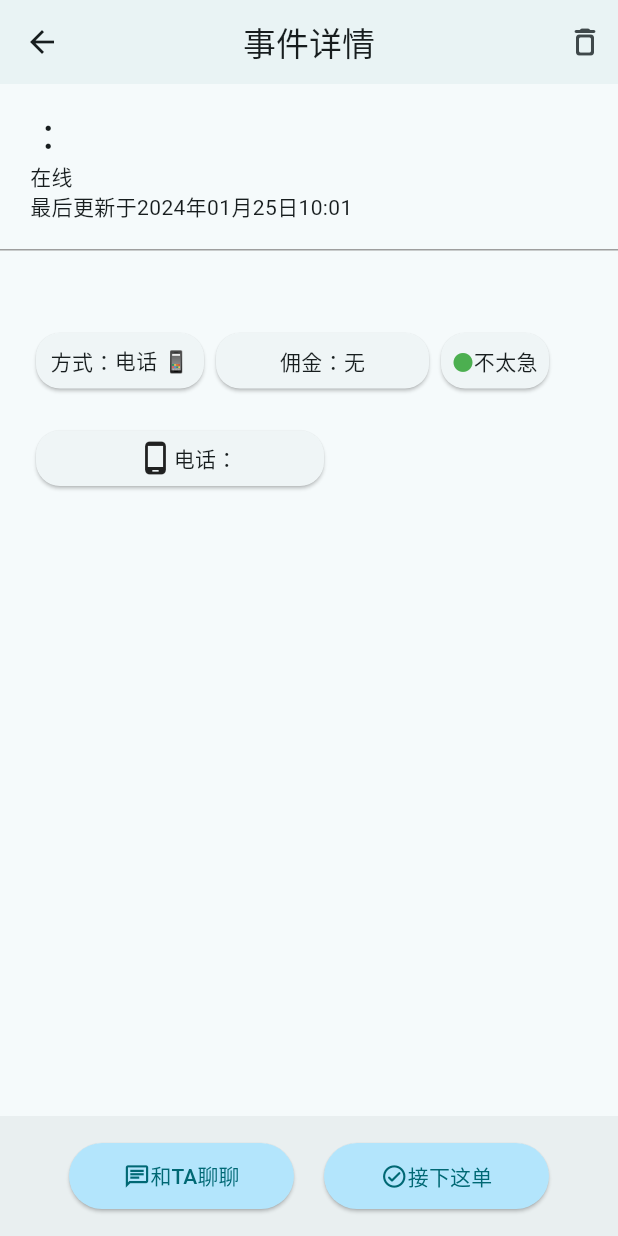
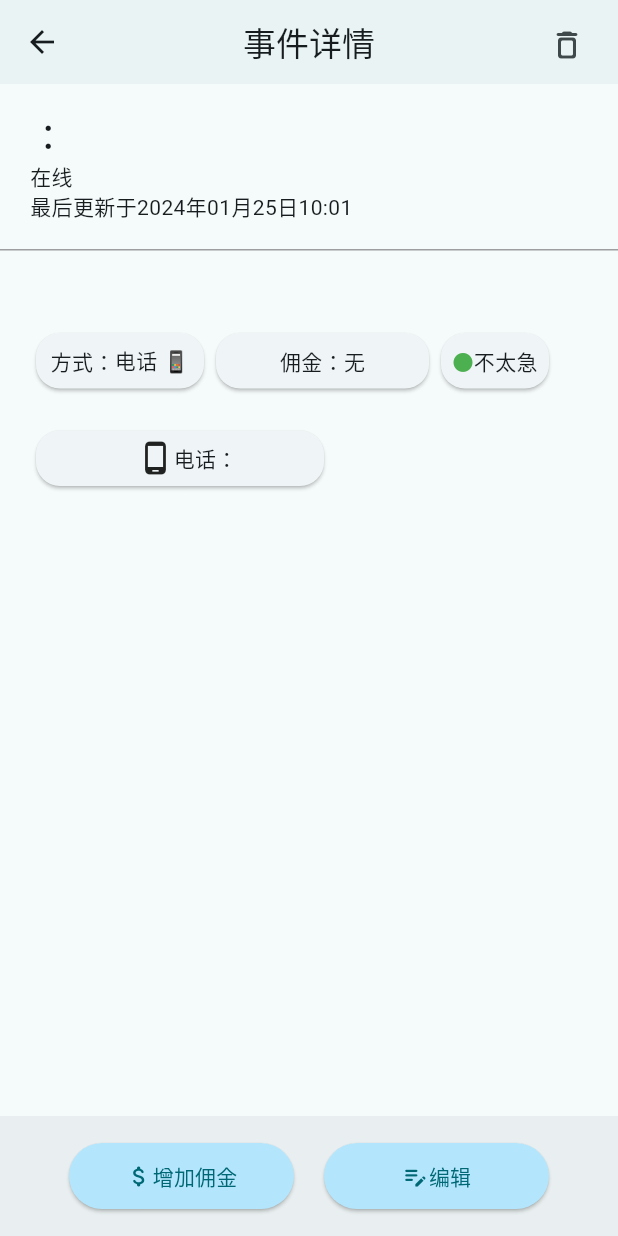
Before and after one commit to wangyi-2001/excuse_app, a Flutter app: the EventDetailsPage screen opened directly with empty values, on a phone screen of 412 x 824 dp. Run offline on Flutter 3.47's test engine with Material 3 defaults, Android fonts, the phone set to English and light mode, and no system bars; our stand-ins replace bot_toast, dio, shared_preferences; accounts and stored records are empty; network calls fail.

Commit message:
添加对权限的认证实现不同功能

```diff
--- a/lib/views/event/event_details.dart
+++ b/lib/views/event/event_details.dart
@@ -1,17 +1,18 @@
 import 'package:date_format/date_format.dart';
+import 'package:excuse_demo/common/page_jump_animation.dart';
 import 'package:excuse_demo/models/event.dart';
 import 'package:excuse_demo/models/user.dart';
+import 'package:excuse_demo/service/event_service.dart';
+import 'package:excuse_demo/views/event/event_edit.dart';
 import 'package:flutter/material.dart';
 
 class EventDetailsPage extends StatefulWidget {
   final Event event;
-  final User creator;
   final User user;
 
   const EventDetailsPage(
       {super.key,
       required this.event,
-      required this.creator,
       required this.user});
 
   @override
@@ -19,7 +20,7 @@ class EventDetailsPage extends StatefulWidget {
 }
 
 class _EventDetailsPageState extends State<EventDetailsPage> {
-  getPattern(int pattern, int recipientID) {
+  getPatternWidget(int pattern, int recipientID) {
     if (pattern == 0) {
       if (recipientID == widget.user.id) {
         return Container(
@@ -38,7 +39,7 @@ class _EventDetailsPageState extends State<EventDetailsPage> {
                 ),
                 const Icon(Icons.phone_android_outlined),
                 const Text("电话："),
-                Text(widget.creator.phone),
+                Text(widget.event.creator.phone),
               ],
             ),
           ),
@@ -182,16 +183,43 @@ class _EventDetailsPageState extends State<EventDetailsPage> {
     }
   }
 
-  getAppBarButton(){
-    if(widget.event.creator.id==widget.user.id){
+  getAppBarButton() {
+    if (widget.event.creator.id == widget.user.id) {
       return Container(
-        padding: EdgeInsets.all(10),
-        child: Icon(Icons.delete_outline_rounded),
+        padding: const EdgeInsets.all(10),
+        child: IconButton(
+          icon: const Icon(Icons.delete_outline_rounded),
+          onPressed: () {
+            showDialog(
+              context: context,
+              builder: (context) => AlertDialog(
+                title: const Text("删除此事件？"),
+                content: const Text("此操作不可恢复"),
+                actions: <Widget>[
+                  TextButton(
+                    child: const Text("取消"),
+                    onPressed: () {
+                      Navigator.pop(context);
+                    },
+                  ),
+                  TextButton(
+                    child: const Text("确定"),
+                    onPressed: () {
+                      deleteEvent(widget.event.id);
+                      Navigator.pop(context);
+                      Navigator.pop(context);
+                    },
+                  ),
+                ],
+              ),
+            );
+          },
+        ),
       );
-    }else{
+    } else {
       return Container(
-        padding: EdgeInsets.all(10),
-        child: Icon(Icons.sms_failed_rounded),
+        padding: const EdgeInsets.all(10),
+        child: const Icon(Icons.sms_failed_rounded),
       );
     }
   }
@@ -229,10 +257,10 @@ class _EventDetailsPageState extends State<EventDetailsPage> {
               crossAxisAlignment: CrossAxisAlignment.start,
               children: [
                 Text(
-                  "${widget.creator.name}：",
+                  "${widget.event.creator.name}：",
                   style: const TextStyle(fontSize: 24),
                 ),
-                Text(widget.creator.isLogout ? "离线" : "在线"),
+                Text(widget.event.creator.isLogout ? "离线" : "在线"),
                 Text("最后更新于${formatDate(widget.event.updatedAt, [
                       yyyy,
                       '年',
@@ -315,13 +343,20 @@ class _EventDetailsPageState extends State<EventDetailsPage> {
                     ),
                   ],
                 ),
-                getPattern(widget.event.pattern, widget.user.id),
+                getPatternWidget(
+                    widget.event.pattern, widget.event.recipientId),
               ],
             ),
           ),
         ],
       ),
-      bottomNavigationBar: BottomAppBar(
+      bottomNavigationBar: buildBottomBar(),
+    );
+  }
+
+  buildBottomBar() {
+    if (widget.event.creator.id != widget.user.id) {
+      return BottomAppBar(
         child: Row(
           mainAxisAlignment: MainAxisAlignment.center,
           crossAxisAlignment: CrossAxisAlignment.center,
@@ -330,18 +365,15 @@ class _EventDetailsPageState extends State<EventDetailsPage> {
               height: 50,
               width: 180,
               padding:
-              const EdgeInsets.only(left: 20, right: 10, top: 3, bottom: 3),
+                  const EdgeInsets.only(left: 20, right: 10, top: 3, bottom: 3),
               child: ElevatedButton(
                 onPressed: () {},
                 style: ElevatedButton.styleFrom(
                   backgroundColor: Colors.lightBlue[100],
                 ),
-                child:Row(
+                child: const Row(
                   mainAxisAlignment: MainAxisAlignment.center,
-                  children: [
-                    Icon(Icons.chat_outlined),
-                    Text("和TA聊聊")
-                  ],
+                  children: [Icon(Icons.chat_outlined), Text("和TA聊聊")],
                 ),
               ),
             ),
@@ -351,11 +383,39 @@ class _EventDetailsPageState extends State<EventDetailsPage> {
               padding:
                   const EdgeInsets.only(left: 10, right: 20, top: 3, bottom: 3),
               child: ElevatedButton(
-                onPressed: () {},
+                onPressed: () {
+                  showDialog(
+                    context: context,
+                    builder: (context) => AlertDialog(
+                      title: const Text("接下此事件？"),
+                      actions: <Widget>[
+                        TextButton(
+                          child: const Text(
+                            "否",
+                            style: TextStyle(fontSize: 18),
+                          ),
+                          onPressed: () {
+                            Navigator.pop(context);
+                          },
+                        ),
+                        TextButton(
+                          child: const Text(
+                            "是",
+                            style: TextStyle(fontSize: 18),
+                          ),
+                          onPressed: () {
+                            acceptEvent(widget.event.id, widget.user.id);
+                            Navigator.pop(context);
+                          },
+                        ),
+                      ],
+                    ),
+                  );
+                },
                 style: ElevatedButton.styleFrom(
                   backgroundColor: Colors.lightBlue[100],
                 ),
-                child: Row(
+                child: const Row(
                   mainAxisAlignment: MainAxisAlignment.center,
                   children: [
                     Icon(Icons.check_circle_outline_rounded),
@@ -366,7 +426,57 @@ class _EventDetailsPageState extends State<EventDetailsPage> {
             ),
           ],
         ),
-      ),
-    );
+      );
+    } else {
+      return BottomAppBar(
+        child: Row(
+          mainAxisAlignment: MainAxisAlignment.center,
+          crossAxisAlignment: CrossAxisAlignment.center,
+          children: [
+            Container(
+              height: 50,
+              width: 180,
+              padding:
+                  const EdgeInsets.only(left: 20, right: 10, top: 3, bottom: 3),
+              child: ElevatedButton(
+                onPressed: () {},
+                style: ElevatedButton.styleFrom(
+                  backgroundColor: Colors.lightBlue[100],
+                ),
+                child: const Row(
+                  mainAxisAlignment: MainAxisAlignment.center,
+                  children: [Icon(Icons.attach_money_rounded), Text("增加佣金")],
+                ),
+              ),
+            ),
+            Container(
+              height: 50,
+              width: 180,
+              padding:
+                  const EdgeInsets.only(left: 10, right: 20, top: 3, bottom: 3),
+              child: ElevatedButton(
+                onPressed: () {
+                  Navigator.push(
+                    context,
+                    CustomRouteSlideLeft(
+                      EventEditPage(
+                        event: widget.event,
+                      ),
+                    ),
+                  );
+                },
+                style: ElevatedButton.styleFrom(
+                  backgroundColor: Colors.lightBlue[100],
+                ),
+                child: const Row(
+                  mainAxisAlignment: MainAxisAlignment.center,
+                  children: [Icon(Icons.edit_note_rounded), Text("编辑")],
+                ),
+              ),
+            ),
+          ],
+        ),
+      );
+    }
   }
 }
```
